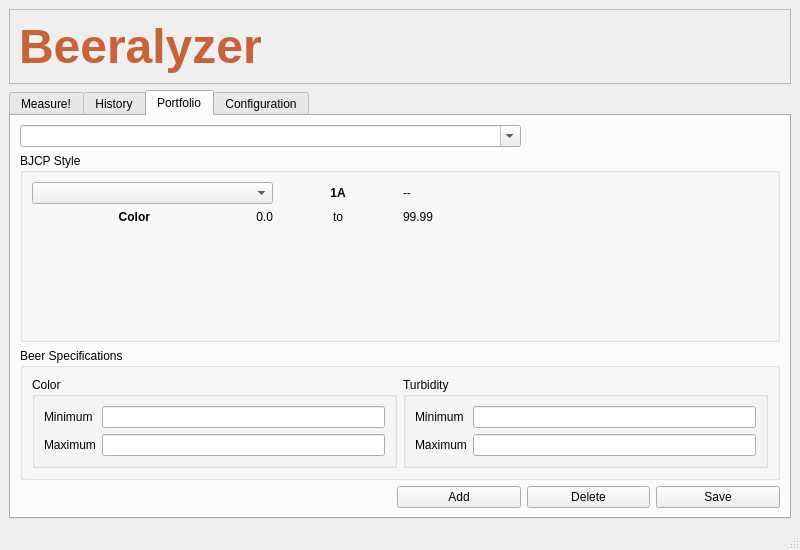
First picture: the form in src/beeralyzer/gui/mainwindow.ui, repository iorodeo/Beeralyzer, before the edit.
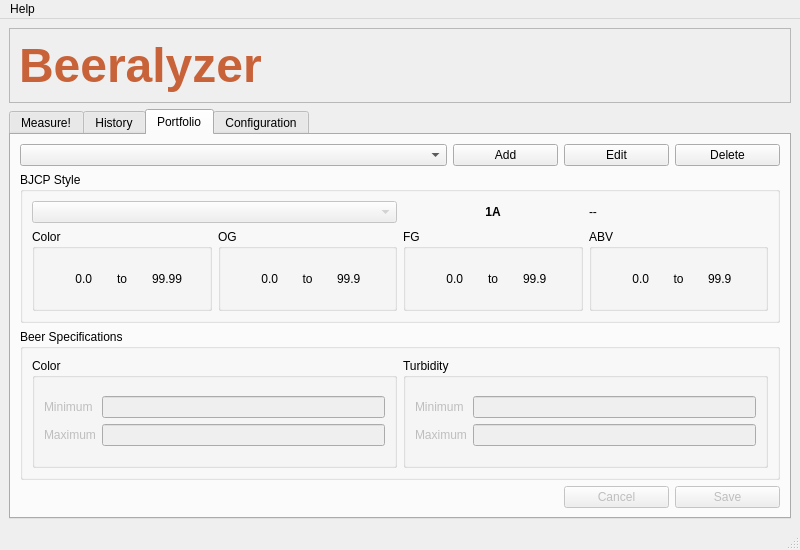
Second picture: the form after the edit. The open tabs and pages were chosen to show the change. Icons and pictures are not drawn.

Commit message: Added historical data and improved portfolio information

What changed in the file:
```diff
--- a/src/beeralyzer/gui/mainwindow.ui
+++ b/src/beeralyzer/gui/mainwindow.ui
@@ -746,56 +746,108 @@
        <layout class="QGridLayout" name="gridLayout_18">
         <item row="0" column="0" rowspan="2" colspan="3">
          <layout class="QGridLayout" name="gridLayout_11">
-          <item row="1" column="0" colspan="6">
+          <item row="1" column="0" colspan="7">
            <widget class="QGroupBox" name="BJCPStyleGroup">
             <property name="title">
              <string>BJCP Style</string>
             </property>
             <layout class="QGridLayout" name="gridLayout_12">
-             <item row="0" column="0">
+             <item row="0" column="1">
               <layout class="QGridLayout" name="gridLayout_3">
+               <item row="1" column="3">
+                <widget class="QGroupBox" name="groupBox_13">
+                 <property name="title">
+                  <string>ABV</string>
+                 </property>
+                 <layout class="QGridLayout" name="gridLayout_25">
+                  <item row="0" column="0">
+                   <layout class="QGridLayout" name="gridLayout_24">
+                    <item row="0" column="0">
+                     <widget class="QLabel" name="BJCPStyleMinABV">
+                      <property name="text">
+                       <string>0.0</string>
+                      </property>
+                      <property name="alignment">
+                       <set>Qt::AlignRight|Qt::AlignTrailing|Qt::AlignVCenter</set>
+                      </property>
+                     </widget>
+                    </item>
+                    <item row="0" column="1">
+                     <widget class="QLabel" name="label_23">
+                      <property name="text">
+                       <string>to</string>
+                      </property>
+                      <property name="alignment">
+                       <set>Qt::AlignCenter</set>
+                      </property>
+                     </widget>
+                    </item>
+                    <item row="0" column="2">
+                     <widget class="QLabel" name="BJCPStyleMaxABV">
+                      <property name="text">
+                       <string>99.9</string>
+                      </property>
+                     </widget>
+                    </item>
+                   </layout>
+                  </item>
+                 </layout>
+                </widget>
+               </item>
                <item row="1" column="1">
-                <widget class="QLabel" name="BJCPStyleMinimumColorLabel">
-                 <property name="text">
-                  <string>0.0</string>
+                <widget class="QGroupBox" name="groupBox_11">
+                 <property name="title">
+                  <string>OG</string>
                  </property>
-                 <property name="alignment">
-                  <set>Qt::AlignRight|Qt::AlignTrailing|Qt::AlignVCenter</set>
+                 <layout class="QGridLayout" name="gridLayout_27">
+                  <item row="0" column="0">
+                   <layout class="QGridLayout" name="gridLayout_22">
+                    <item row="0" column="0">
+                     <widget class="QLabel" name="BJCPStyleMinOG">
+                      <property name="text">
+                       <string>0.0</string>
+                      </property>
+                      <property name="alignment">
+                       <set>Qt::AlignRight|Qt::AlignTrailing|Qt::AlignVCenter</set>
+                      </property>
+                     </widget>
+                    </item>
+                    <item row="0" column="1">
+                     <widget class="QLabel" name="label_6">
+                      <property name="text">
+                       <string>to</string>
+                      </property>
+                      <property name="alignment">
+                       <set>Qt::AlignCenter</set>
+                      </property>
+                     </widget>
+                    </item>
+                    <item row="0" column="2">
+                     <widget class="QLabel" name="BJCPStyleMaxOG">
+                      <property name="text">
+                       <string>99.9</string>
+                      </property>
+                     </widget>
+                    </item>
+                   </layout>
+                  </item>
+                 </layout>
+                </widget>
+               </item>
+               <item row="0" column="3">
+                <widget class="QLabel" name="BJCPStyleLabel">
+                 <property name="text">
+                  <string>--</string>
                  </property>
                 </widget>
                </item>
                <item row="0" column="0" colspan="2">
-                <widget class="QComboBox" name="BJCPStyleComboBox"/>
-               </item>
-               <item row="1" column="0">
-                <widget class="QLabel" name="label_26">
-                 <property name="font">
-                  <font>
-                   <weight>75</weight>
-                   <bold>true</bold>
-                  </font>
-                 </property>
-                 <property name="text">
-                  <string>Color</string>
-                 </property>
-                 <property name="alignment">
-                  <set>Qt::AlignRight|Qt::AlignTrailing|Qt::AlignVCenter</set>
+                <widget class="QComboBox" name="BJCPStyleComboBox">
+                 <property name="enabled">
+                  <bool>false</bool>
                  </property>
                 </widget>
                </item>
-               <item row="0" column="4" colspan="2">
-                <spacer name="horizontalSpacer_2">
-                 <property name="orientation">
-                  <enum>Qt::Horizontal</enum>
-                 </property>
-                 <property name="sizeHint" stdset="0">
-                  <size>
-                   <width>40</width>
-                   <height>20</height>
-                  </size>
-                 </property>
-                </spacer>
-               </item>
                <item row="0" column="2">
                 <widget class="QLabel" name="BJCPStyleNumberLabel">
                  <property name="font">
@@ -812,46 +864,89 @@
                  </property>
                 </widget>
                </item>
-               <item row="0" column="3">
-                <widget class="QLabel" name="BJCPStyleLabel">
-                 <property name="text">
-                  <string>--</string>
+               <item row="1" column="0">
+                <widget class="QGroupBox" name="groupBox_8">
+                 <property name="title">
+                  <string>Color</string>
                  </property>
+                 <layout class="QGridLayout" name="gridLayout_21">
+                  <item row="0" column="0">
+                   <layout class="QGridLayout" name="gridLayout_20">
+                    <item row="0" column="0">
+                     <widget class="QLabel" name="BJCPStyleMinimumColorLabel">
+                      <property name="text">
+                       <string>0.0</string>
+                      </property>
+                      <property name="alignment">
+                       <set>Qt::AlignRight|Qt::AlignTrailing|Qt::AlignVCenter</set>
+                      </property>
+                     </widget>
+                    </item>
+                    <item row="0" column="1">
+                     <widget class="QLabel" name="label_22">
+                      <property name="text">
+                       <string>to</string>
+                      </property>
+                      <property name="alignment">
+                       <set>Qt::AlignCenter</set>
+                      </property>
+                     </widget>
+                    </item>
+                    <item row="0" column="2">
+                     <widget class="QLabel" name="BJCPStyleMaximumColorLabel">
+                      <property name="text">
+                       <string>99.99</string>
+                      </property>
+                      <property name="alignment">
+                       <set>Qt::AlignLeading|Qt::AlignLeft|Qt::AlignVCenter</set>
+                      </property>
+                     </widget>
+                    </item>
+                   </layout>
+                  </item>
+                 </layout>
                 </widget>
                </item>
                <item row="1" column="2">
-                <widget class="QLabel" name="label_22">
-                 <property name="text">
-                  <string>to</string>
+                <widget class="QGroupBox" name="groupBox_12">
+                 <property name="title">
+                  <string>FG</string>
                  </property>
-                 <property name="alignment">
-                  <set>Qt::AlignCenter</set>
-                 </property>
+                 <layout class="QGridLayout" name="gridLayout_26">
+                  <item row="0" column="0">
+                   <layout class="QGridLayout" name="gridLayout_23">
+                    <item row="0" column="0">
+                     <widget class="QLabel" name="BJCPStyleMinFG">
+                      <property name="text">
+                       <string>0.0</string>
+                      </property>
+                      <property name="alignment">
+                       <set>Qt::AlignRight|Qt::AlignTrailing|Qt::AlignVCenter</set>
+                      </property>
+                     </widget>
+                    </item>
+                    <item row="0" column="1">
+                     <widget class="QLabel" name="label_19">
+                      <property name="text">
+                       <string>to</string>
+                      </property>
+                      <property name="alignment">
+                       <set>Qt::AlignCenter</set>
+                      </property>
+                     </widget>
+                    </item>
+                    <item row="0" column="2">
+                     <widget class="QLabel" name="BJCPStyleMaxFG">
+                      <property name="text">
+                       <string>99.9</string>
+                      </property>
+                     </widget>
+                    </item>
+                   </layout>
+                  </item>
+                 </layout>
                 </widget>
                </item>
-               <item row="1" column="3">
-                <widget class="QLabel" name="BJCPStyleMaximumColorLabel">
-                 <property name="text">
-                  <string>99.99</string>
-                 </property>
-                 <property name="alignment">
-                  <set>Qt::AlignLeading|Qt::AlignLeft|Qt::AlignVCenter</set>
-                 </property>
-                </widget>
-               </item>
-               <item row="2" column="1">
-                <spacer name="verticalSpacer">
-                 <property name="orientation">
-                  <enum>Qt::Vertical</enum>
-                 </property>
-                 <property name="sizeHint" stdset="0">
-                  <size>
-                   <width>20</width>
-                   <height>40</height>
-                  </size>
-                 </property>
-                </spacer>
-               </item>
               </layout>
              </item>
             </layout>
@@ -860,11 +955,11 @@
           <item row="0" column="0" colspan="4">
            <widget class="QComboBox" name="beerNameComboBox">
             <property name="editable">
-             <bool>true</bool>
+             <bool>false</bool>
             </property>
            </widget>
           </item>
-          <item row="2" column="0" colspan="6">
+          <item row="2" column="0" colspan="7">
            <widget class="QGroupBox" name="beerSpecGroup">
             <property name="title">
              <string>Beer Specifications</string>
@@ -881,24 +976,38 @@
                   <item row="0" column="0">
                    <layout class="QGridLayout" name="gridLayout_13">
                     <item row="1" column="0">
-                     <widget class="QLabel" name="label_20">
+                     <widget class="QLabel" name="maxColorLabel">
+                      <property name="enabled">
+                       <bool>false</bool>
+                      </property>
                       <property name="text">
                        <string>Maximum</string>
                       </property>
                      </widget>
                     </item>
                     <item row="0" column="0">
-                     <widget class="QLabel" name="label_19">
+                     <widget class="QLabel" name="minColorLabel">
+                      <property name="enabled">
+                       <bool>false</bool>
+                      </property>
                       <property name="text">
                        <string>Minimum</string>
                       </property>
                      </widget>
                     </item>
                     <item row="1" column="1">
-                     <widget class="QLineEdit" name="maxColorSpecLineEdit"/>
+                     <widget class="QLineEdit" name="maxColorSpecLineEdit">
+                      <property name="enabled">
+                       <bool>false</bool>
+                      </property>
+                     </widget>
                     </item>
                     <item row="0" column="1">
-                     <widget class="QLineEdit" name="minColorSpecLineEdit"/>
+                     <widget class="QLineEdit" name="minColorSpecLineEdit">
+                      <property name="enabled">
+                       <bool>false</bool>
+                      </property>
+                     </widget>
                     </item>
                    </layout>
                   </item>
@@ -914,24 +1023,38 @@
                   <item row="0" column="0">
                    <layout class="QGridLayout" name="gridLayout_15">
                     <item row="0" column="0">
-                     <widget class="QLabel" name="label_21">
+                     <widget class="QLabel" name="minTurbidityLabel">
+                      <property name="enabled">
+                       <bool>false</bool>
+                      </property>
                       <property name="text">
                        <string>Minimum</string>
                       </property>
                      </widget>
                     </item>
                     <item row="1" column="0">
-                     <widget class="QLabel" name="label_23">
+                     <widget class="QLabel" name="maxTurbidityLabel">
+                      <property name="enabled">
+                       <bool>false</bool>
+                      </property>
                       <property name="text">
                        <string>Maximum</string>
                       </property>
                      </widget>
                     </item>
                     <item row="0" column="1">
-                     <widget class="QLineEdit" name="minTurbiditySpecLineEdit"/>
+                     <widget class="QLineEdit" name="minTurbiditySpecLineEdit">
+                      <property name="enabled">
+                       <bool>false</bool>
+                      </property>
+                     </widget>
                     </item>
                     <item row="1" column="1">
-                     <widget class="QLineEdit" name="maxTurbiditySpecLineEdit"/>
+                     <widget class="QLineEdit" name="maxTurbiditySpecLineEdit">
+                      <property name="enabled">
+                       <bool>false</bool>
+                      </property>
+                     </widget>
                     </item>
                    </layout>
                   </item>
@@ -943,27 +1066,6 @@
             </layout>
            </widget>
           </item>
-          <item row="3" column="5">
-           <widget class="QPushButton" name="savePortfolioItemPushButton">
-            <property name="text">
-             <string>Save</string>
-            </property>
-           </widget>
-          </item>
-          <item row="3" column="4">
-           <widget class="QPushButton" name="deletePortfolioItemPushButton">
-            <property name="text">
-             <string>Delete</string>
-            </property>
-           </widget>
-          </item>
-          <item row="3" column="3">
-           <widget class="QPushButton" name="pushButton_6">
-            <property name="text">
-             <string>Add</string>
-            </property>
-           </widget>
-          </item>
           <item row="3" column="0" colspan="3">
            <spacer name="horizontalSpacer_9">
             <property name="orientation">
@@ -977,6 +1079,47 @@
             </property>
            </spacer>
           </item>
+          <item row="0" column="4">
+           <widget class="QPushButton" name="addPortfolioItemPushButton">
+            <property name="text">
+             <string>Add</string>
+            </property>
+           </widget>
+          </item>
+          <item row="0" column="5">
+           <widget class="QPushButton" name="editPortfolioItemPushButton">
+            <property name="text">
+             <string>Edit</string>
+            </property>
+           </widget>
+          </item>
+          <item row="0" column="6">
+           <widget class="QPushButton" name="deletePortfolioItemPushButton">
+            <property name="text">
+             <string>Delete</string>
+            </property>
+           </widget>
+          </item>
+          <item row="3" column="6">
+           <widget class="QPushButton" name="savePortfolioItemActionPushButton">
+            <property name="enabled">
+             <bool>false</bool>
+            </property>
+            <property name="text">
+             <string>Save</string>
+            </property>
+           </widget>
+          </item>
+          <item row="3" column="5">
+           <widget class="QPushButton" name="cancelPortfolioItemActionPushButton">
+            <property name="enabled">
+             <bool>false</bool>
+            </property>
+            <property name="text">
+             <string>Cancel</string>
+            </property>
+           </widget>
+          </item>
          </layout>
         </item>
        </layout>
@@ -1265,6 +1408,13 @@
      <height>22</height>
     </rect>
    </property>
+   <widget class="QMenu" name="menuHelp">
+    <property name="title">
+     <string>Help</string>
+    </property>
+    <addaction name="actionAbout"/>
+   </widget>
+   <addaction name="menuHelp"/>
   </widget>
   <widget class="QStatusBar" name="statusbar"/>
  </widget>
```
Left out of the diff: 292 changed lines with no effect on the pictures. The commit also changes 12 other files.
